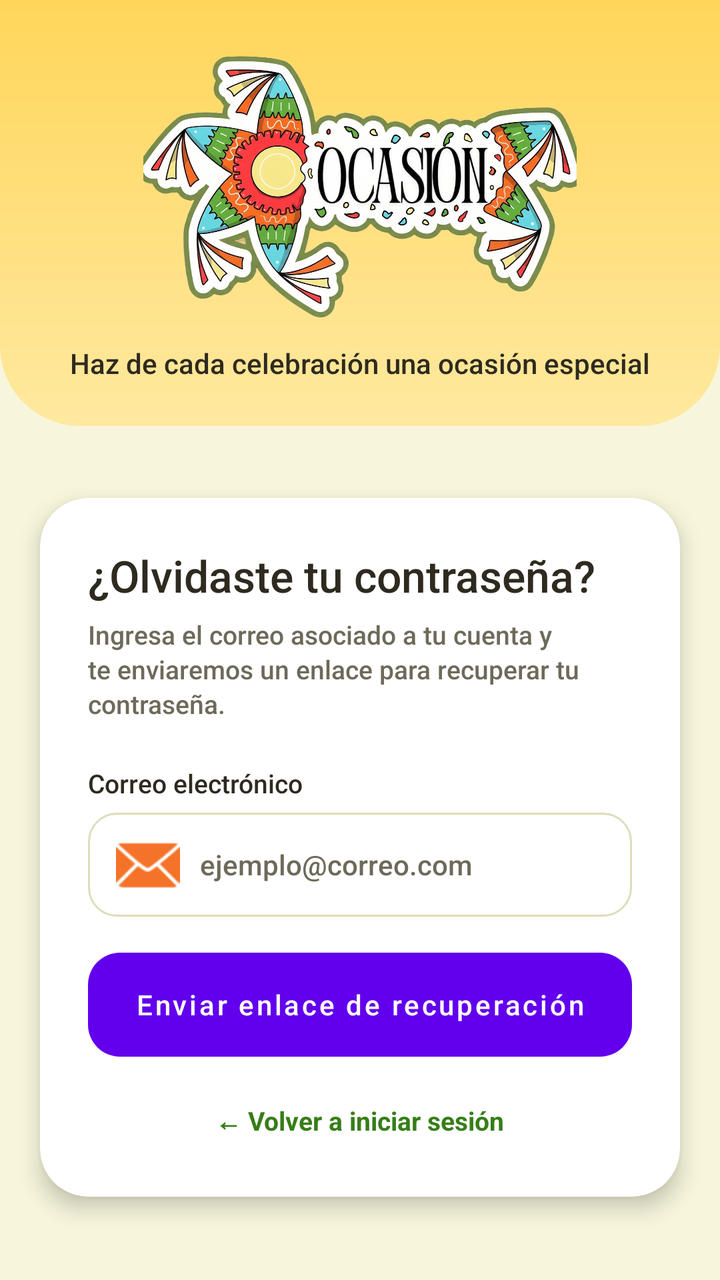
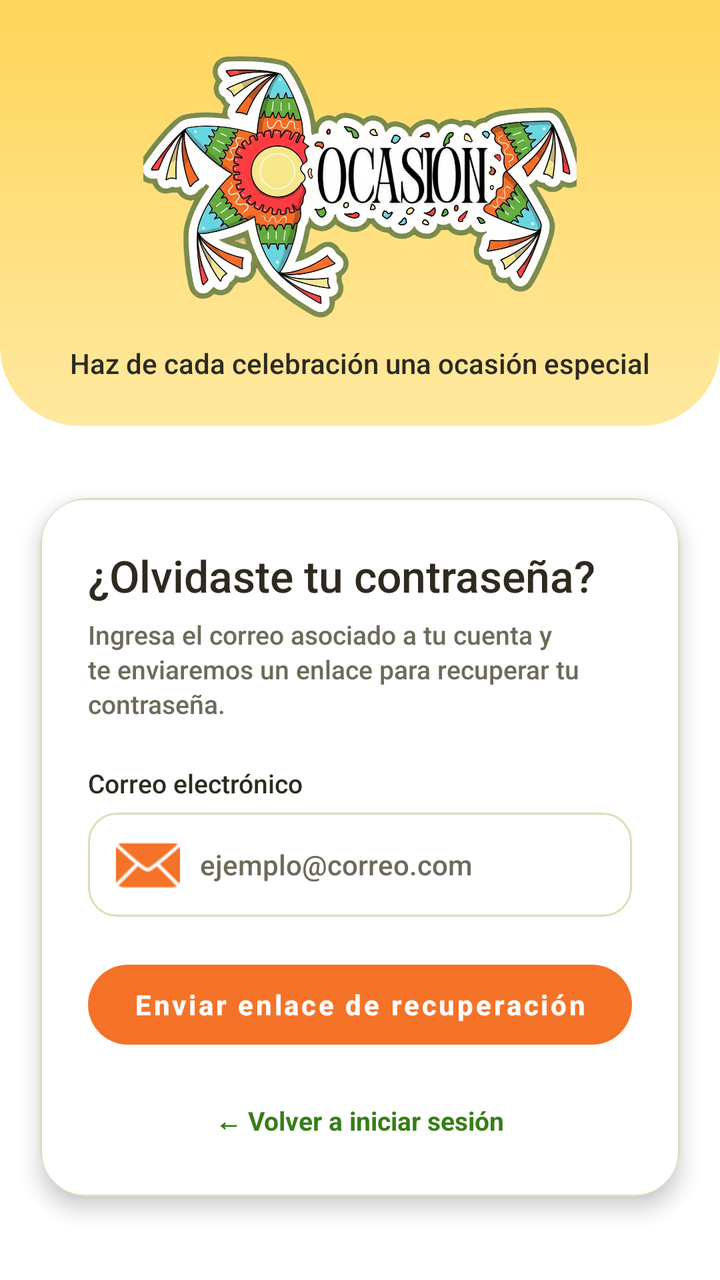

Compare the two renders of this Android layout. The source of the first and the diff that turns it into the second are given below.
<!-- AndroidManifest.xml: application theme Theme.Ocasion_mobil_v2 -->
<!-- res/layout/forgot_password.xml -->
<?xml version="1.0" encoding="utf-8"?>
<androidx.core.widget.NestedScrollView
    xmlns:android="http://schemas.android.com/apk/res/android"
    xmlns:app="http://schemas.android.com/apk/res-auto"
    android:layout_width="match_parent"
    android:layout_height="match_parent"
    android:fillViewport="true"
    android:background="@color/bg_general">

    <androidx.constraintlayout.widget.ConstraintLayout
        android:layout_width="match_parent"
        android:layout_height="wrap_content">

        <include
            android:id="@+id/headerAcceso"
            layout="@layout/header_acceso_ocasion"
            android:layout_width="0dp"
            android:layout_height="wrap_content"
            app:layout_constraintTop_toTopOf="parent"
            app:layout_constraintStart_toStartOf="parent"
            app:layout_constraintEnd_toEndOf="parent" />

        

        <androidx.cardview.widget.CardView
            android:id="@+id/cardForgotPassword"
            android:layout_width="0dp"
            android:layout_height="wrap_content"
            android:layout_marginStart="20dp"
            android:layout_marginTop="24dp"
            android:layout_marginEnd="20dp"
            android:layout_marginBottom="30dp"
            app:cardBackgroundColor="@color/blanco"
            app:cardCornerRadius="24dp"
            app:cardElevation="6dp"
            app:layout_constraintTop_toBottomOf="@id/headerAcceso"
            app:layout_constraintStart_toStartOf="parent"
            app:layout_constraintEnd_toEndOf="parent"
            app:layout_constraintBottom_toBottomOf="parent">

            <LinearLayout
                android:layout_width="match_parent"
                android:layout_height="wrap_content"
                android:orientation="vertical"
                android:padding="24dp">

                

                <TextView
                    android:layout_width="wrap_content"
                    android:layout_height="wrap_content"
                    android:text="¿Olvidaste tu contraseña?"
                    android:textColor="@color/texto_principal"
                    android:textSize="22sp"
                    android:fontFamily="sans-serif-medium"/>

                <TextView
                    android:layout_width="match_parent"
                    android:layout_height="wrap_content"
                    android:layout_marginTop="6dp"
                    android:layout_marginBottom="22dp"
                    android:text="Ingresa el correo asociado a tu cuenta y te enviaremos un enlace para recuperar tu contraseña."
                    android:textColor="@color/texto_secundario"
                    android:textSize="13sp"
                    android:fontFamily="sans-serif-medium"
                    android:lineSpacingExtra="2dp" />

                

                <TextView
                    android:layout_width="wrap_content"
                    android:layout_height="wrap_content"
                    android:layout_marginBottom="6dp"
                    android:text="Correo electrónico"
                    android:textColor="@color/texto_principal"
                    android:textSize="13sp"
                    android:fontFamily="sans-serif-medium" />

                <EditText
                    android:id="@+id/etEmail"
                    android:layout_width="match_parent"
                    android:layout_height="52dp"
                    android:background="@drawable/bg_edittext"
                    android:drawableStart="@android:drawable/ic_dialog_email"
                    android:drawablePadding="10dp"
                    android:drawableTint="@color/naranja_primario"
                    android:hint="ejemplo@correo.com"
                    android:inputType="textEmailAddress"
                    android:maxLines="1"
                    android:paddingStart="14dp"
                    android:paddingEnd="14dp"
                    android:textColor="@color/texto_principal"
                    android:textColorHint="@color/texto_secundario"
                    android:textSize="14sp"
                    android:fontFamily="sans-serif-medium"
                    android:importantForAutofill="yes"
                    android:autofillHints="emailAddress" />

                

                <TextView
                    android:id="@+id/tvError"
                    android:layout_width="match_parent"
                    android:layout_height="wrap_content"
                    android:layout_marginTop="10dp"
                    android:textColor="@color/rojo_error"
                    android:textSize="12sp"
                    android:fontFamily="sans-serif-medium"
                    android:visibility="gone" />

                

                <TextView
                    android:id="@+id/tvSuccess"
                    android:layout_width="match_parent"
                    android:layout_height="wrap_content"
                    android:layout_marginTop="10dp"
                    android:textColor="@color/verde_primario"
                    android:fontFamily="sans-serif-medium"
                    android:visibility="gone" />

                

                <Button
                    android:id="@+id/btnSendRecovery"
                    android:layout_width="match_parent"
                    android:layout_height="52dp"
                    android:layout_marginTop="18dp"
                    android:background="@drawable/bg_button_primary"
                    android:elevation="0dp"
                    android:stateListAnimator="@null"
                    android:text="Enviar enlace de recuperación"
                    android:textAllCaps="false"
                    android:textColor="@color/blanco"
                    android:textSize="14sp"
                    android:fontFamily="sans-serif-medium"/>

                <ProgressBar
                    android:id="@+id/progressRecovery"
                    style="?android:attr/progressBarStyleSmall"
                    android:layout_width="wrap_content"
                    android:layout_height="wrap_content"
                    android:layout_gravity="center"
                    android:layout_marginTop="10dp"
                    android:indeterminateTint="@color/naranja_primario"
                    android:visibility="gone" />

                

                <TextView
                    android:id="@+id/tvBackToLogin"
                    android:layout_width="wrap_content"
                    android:layout_height="wrap_content"
                    android:layout_gravity="center"
                    android:layout_marginTop="18dp"
                    android:padding="5dp"
                    android:text="← Volver a iniciar sesión"
                    android:textColor="@color/verde_primario"
                    android:textSize="13sp"
                    android:fontFamily="sans-serif"
                    android:textStyle="bold"/>

            </LinearLayout>

        </androidx.cardview.widget.CardView>

    </androidx.constraintlayout.widget.ConstraintLayout>

</androidx.core.widget.NestedScrollView>
<!-- res/layout/header_acceso_ocasion.xml (included above) -->
<?xml version="1.0" encoding="utf-8"?>
<LinearLayout xmlns:android="http://schemas.android.com/apk/res/android"
    android:layout_width="match_parent"
    android:layout_height="wrap_content"
    android:background="@drawable/bg_header_curve"
    android:gravity="center"
    android:orientation="vertical"
    android:paddingStart="24dp"
    android:paddingTop="24dp"
    android:paddingEnd="24dp"
    android:paddingBottom="22dp">

    <ImageView
        android:id="@+id/imgLogo"
        android:layout_width="match_parent"
        android:layout_height="140dp"
        android:contentDescription="Ocasión"
        android:scaleType="fitCenter"
        android:src="@drawable/logo2" />

    <TextView
        android:id="@+id/tvLemaOcasion"
        android:layout_width="match_parent"
        android:layout_height="wrap_content"
        android:layout_marginTop="8dp"
        android:fontFamily="sans-serif-medium"
        android:gravity="center"
        android:text="Haz de cada celebración una ocasión especial"
        android:textColor="@color/texto_principal"
        android:textSize="14sp" />

</LinearLayout>
<!-- resources referenced by this layout -->
<resources>
  <color name="bg_general">#F7F6DC</color>
  <color name="blanco">#FFFFFF</color>
  <color name="naranja_primario">#F57328</color>
  <color name="rojo_error">#CC3636</color>
  <color name="texto_principal">#2E2A1F</color>
  <color name="texto_secundario">#6E6A5A</color>
  <color name="verde_primario">#367E18</color>
  <!-- drawable bg_button_primary (drawable) -->
  <?xml version="1.0" encoding="utf-8"?>
  <selector xmlns:android="http://schemas.android.com/apk/res/android">
      <item android:state_pressed="true">
          <shape android:shape="rectangle">
              <solid android:color="@color/verde_primario" />
              <corners android:radius="16dp" />
          </shape>
      </item>
      <item>
          <shape android:shape="rectangle">
              <solid android:color="@color/naranja_primario" />
              <corners android:radius="16dp" />
          </shape>
      </item>
  </selector>
  <!-- drawable bg_edittext (drawable) -->
  <?xml version="1.0" encoding="utf-8"?>
  <shape xmlns:android="http://schemas.android.com/apk/res/android"
      android:shape="rectangle">
  
      <solid android:color="@color/blanco" />
      <stroke
          android:width="1dp"
          android:color="@color/borde_input" />
      <corners android:radius="14dp" />
      <padding
          android:left="16dp"
          android:top="12dp"
          android:right="16dp"
          android:bottom="12dp" />
  </shape>
  <!-- drawable bg_header_curve (drawable) -->
  <?xml version="1.0" encoding="utf-8"?>
  <shape xmlns:android="http://schemas.android.com/apk/res/android"
      android:shape="rectangle">
      <gradient
          android:startColor="@color/header_footer_dark"
          android:endColor="@color/header_footer_light"
          android:angle="270" />
      <corners
          android:bottomLeftRadius="40dp"
          android:bottomRightRadius="40dp" />
  </shape>
  <!-- drawable logo2: png bitmap (drawable, 947138 bytes) -->
  <style name="Theme.Ocasion_mobil_v2" parent="Theme.MaterialComponents.Light.NoActionBar" />
  <color name="borde_input">#E0DCB8</color>
  <color name="header_footer_dark">#FFD65A</color>
  <color name="header_footer_light">#FFE9A0</color>
</resources>

<!-- the commit's change to res/layout/forgot_password.xml (unified diff, before → after) -->
@@ -42,7 +42,8 @@
                 android:layout_width="match_parent"
                 android:layout_height="wrap_content"
                 android:orientation="vertical"
-                android:padding="24dp">
+                android:padding="24dp"
+                android:background="@drawable/bg_owner_card">
 
                 
 
@@ -121,17 +122,18 @@
 
                 
 
-                <Button
+                <com.google.android.material.button.MaterialButton
                     android:id="@+id/btnSendRecovery"
                     android:layout_width="match_parent"
                     android:layout_height="52dp"
                     android:layout_marginTop="18dp"
-                    android:background="@drawable/bg_button_primary"
+                    style="@style/BotonOcasionPrincipal"
+                    app:backgroundTint="@color/naranja_primario"
                     android:elevation="0dp"
                     android:stateListAnimator="@null"
                     android:text="Enviar enlace de recuperación"
                     android:textAllCaps="false"
-                    android:textColor="@color/blanco"
+
                     android:textSize="14sp"
                     android:fontFamily="sans-serif-medium"/>
 
<!-- resource entries referenced after the edit -->
@@ -1,28 +1,12 @@
 <!-- resources referenced by this layout -->
 <resources>
-  <color name="bg_general">#F7F6DC</color>
+  <color name="bg_general">#FFFFFF</color>
   <color name="blanco">#FFFFFF</color>
   <color name="naranja_primario">#F57328</color>
   <color name="rojo_error">#CC3636</color>
   <color name="texto_principal">#2E2A1F</color>
   <color name="texto_secundario">#6E6A5A</color>
   <color name="verde_primario">#367E18</color>
-  <!-- drawable bg_button_primary (drawable) -->
-  <?xml version="1.0" encoding="utf-8"?>
-  <selector xmlns:android="http://schemas.android.com/apk/res/android">
-      <item android:state_pressed="true">
-          <shape android:shape="rectangle">
-              <solid android:color="@color/verde_primario" />
-              <corners android:radius="16dp" />
-          </shape>
-      </item>
-      <item>
-          <shape android:shape="rectangle">
-              <solid android:color="@color/naranja_primario" />
-              <corners android:radius="16dp" />
-          </shape>
-      </item>
-  </selector>
   <!-- drawable bg_edittext (drawable) -->
   <?xml version="1.0" encoding="utf-8"?>
   <shape xmlns:android="http://schemas.android.com/apk/res/android"
@@ -51,7 +35,29 @@
           android:bottomLeftRadius="40dp"
           android:bottomRightRadius="40dp" />
   </shape>
+  <!-- drawable bg_owner_card (drawable) -->
+  <?xml version="1.0" encoding="utf-8"?>
+  <shape xmlns:android="http://schemas.android.com/apk/res/android"
+      android:shape="rectangle">
+  
+      <solid android:color="@color/blanco" />
+  
+      <corners android:radius="22dp" />
+  
+      <stroke
+          android:width="1dp"
+          android:color="@color/borde_input" />
+  
+  </shape>
   <!-- drawable logo2: png bitmap (drawable, 947138 bytes) -->
+  <style name="BotonOcasionPrincipal" parent="Widget.MaterialComponents.Button">
+          <item name="backgroundTint">@color/verde_primario</item>
+          <item name="android:textColor">@color/blanco</item>
+          <item name="android:textAllCaps">false</item>
+          <item name="android:textStyle">bold</item>
+          <item name="android:minHeight">48dp</item>
+          <item name="cornerRadius">22dp</item>
+      </style>
   <style name="Theme.Ocasion_mobil_v2" parent="Theme.MaterialComponents.Light.NoActionBar" />
   <color name="borde_input">#E0DCB8</color>
   <color name="header_footer_dark">#FFD65A</color>
